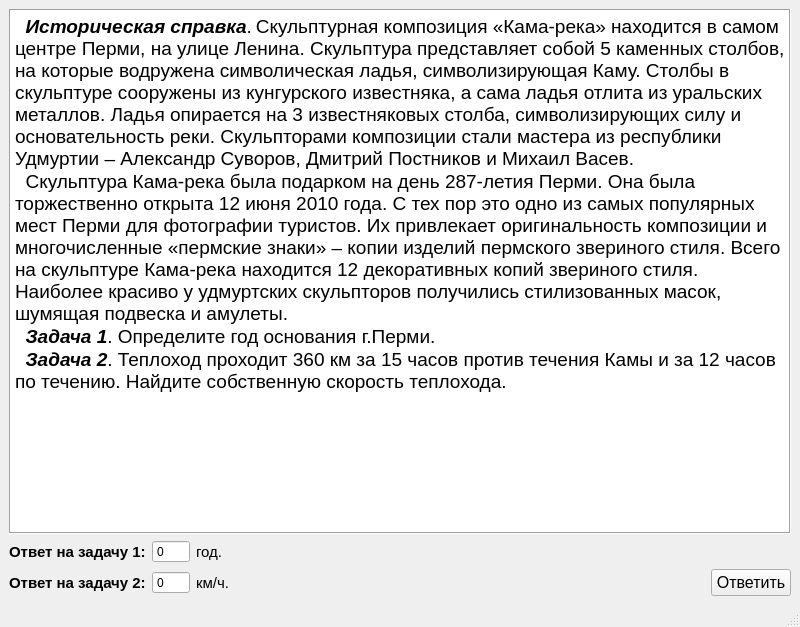
First picture: the form in FirstTaskWindow.ui, repository VladZuykin/quest, before the edit.
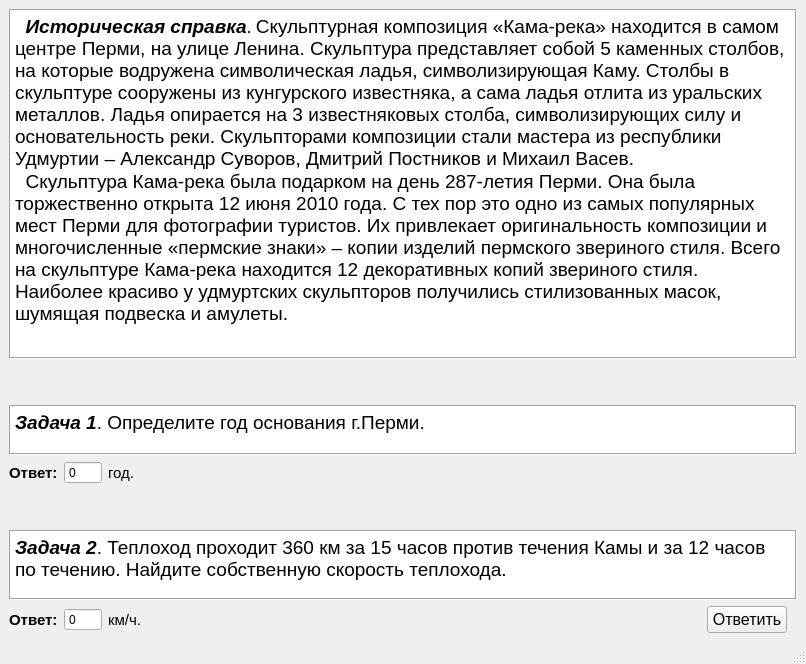
Second picture: the form after the edit.

```diff
--- a/FirstTaskWindow.ui
+++ b/FirstTaskWindow.ui
@@ -6,14 +6,16 @@
    <rect>
     <x>0</x>
     <y>0</y>
-    <width>800</width>
-    <height>627</height>
+    <width>806</width>
+    <height>664</height>
    </rect>
   </property>
   <property name="windowTitle">
    <string>Кама-река</string>
   </property>
   <widget class="QWidget" name="centralwidget">
+   <layout class="QVBoxLayout" name="verticalLayout_2">
+    <item>
    <layout class="QVBoxLayout" name="verticalLayout">
     <item>
      <widget class="QTextBrowser" name="textBrowser">
@@ -26,9 +28,49 @@
 p, li { white-space: pre-wrap; }
 &lt;/style&gt;&lt;/head&gt;&lt;body style=&quot; font-family:'MS Shell Dlg 2'; font-size:8.25pt; font-weight:400; font-style:normal;&quot;&gt;
 &lt;p style=&quot; margin-top:0px; margin-bottom:0px; margin-left:0px; margin-right:0px; -qt-block-indent:0; text-indent:0px; background-color:#ffffff;&quot;&gt;&lt;span style=&quot; font-size:14pt; font-weight:600; font-style:italic; color:#000000;&quot;&gt;  Историческая справка&lt;/span&gt;&lt;span style=&quot; font-size:14pt; color:#000000;&quot;&gt;.&lt;/span&gt;&lt;span style=&quot; font-family:'Arial','sans-serif'; font-size:10.5pt; color:#565656;&quot;&gt; &lt;/span&gt;&lt;span style=&quot; font-size:14pt; color:#000000;&quot;&gt;Скульптурная композиция «Кама-река» находится в самом центре Перми, на улице Ленина. Скульптура представляет собой 5 каменных столбов, на которые водружена символическая ладья, символизирующая Каму. Столбы в скульптуре сооружены из кунгурского известняка, а сама ладья отлита из уральских металлов. Ладья опирается на 3 известняковых столба, символизирующих силу и основательность реки. Скульпторами композиции стали мастера из республики Удмуртии – Александр Суворов, Дмитрий Постников и Михаил Васев.&lt;/span&gt;&lt;span style=&quot; font-size:8pt;&quot;&gt; &lt;/span&gt;&lt;/p&gt;
-&lt;p style=&quot; margin-top:0px; margin-bottom:0px; margin-left:0px; margin-right:0px; -qt-block-indent:0; text-indent:0px; background-color:#ffffff;&quot;&gt;&lt;span style=&quot; font-size:14pt; color:#000000;&quot;&gt;  Скульптура Кама-река была подарком на день 287-летия Перми. Она была торжественно открыта 12 июня 2010 года. С тех пор это одно из самых популярных мест Перми для фотографии туристов. Их привлекает оригинальность композиции и многочисленные «пермские знаки» – копии изделий пермского звериного стиля. Всего на скульптуре Кама-река находится 12 декоративных копий звериного стиля. Наиболее красиво у удмуртских скульпторов получились стилизованных масок, шумящая подвеска и амулеты.&lt;/span&gt;&lt;span style=&quot; font-size:8pt;&quot;&gt; &lt;/span&gt;&lt;/p&gt;
-&lt;p style=&quot; margin-top:0px; margin-bottom:0px; margin-left:0px; margin-right:0px; -qt-block-indent:0; text-indent:0px; background-color:#ffffff;&quot;&gt;&lt;span style=&quot; font-size:14pt; font-weight:600; font-style:italic; color:#000000;&quot;&gt;  Задача 1&lt;/span&gt;&lt;span style=&quot; font-size:14pt; color:#000000;&quot;&gt;. Определите год основания г.Перми. &lt;/span&gt;&lt;/p&gt;
-&lt;p style=&quot; margin-top:0px; margin-bottom:0px; margin-left:0px; margin-right:0px; -qt-block-indent:0; text-indent:0px; background-color:#ffffff;&quot;&gt;&lt;span style=&quot; font-size:14pt; font-weight:600; font-style:italic; color:#000000;&quot;&gt;  Задача 2&lt;/span&gt;&lt;span style=&quot; font-size:14pt; color:#000000;&quot;&gt;. Теплоход проходит 360 км за 15 часов против течения Камы и за 12 часов по течению. Найдите собственную скорость теплохода.&lt;/span&gt;&lt;span style=&quot; font-size:8pt;&quot;&gt; &lt;/span&gt;&lt;/p&gt;&lt;/body&gt;&lt;/html&gt;</string>
+&lt;p style=&quot; margin-top:0px; margin-bottom:0px; margin-left:0px; margin-right:0px; -qt-block-indent:0; text-indent:0px; background-color:#ffffff;&quot;&gt;&lt;span style=&quot; font-size:14pt; color:#000000;&quot;&gt;  Скульптура Кама-река была подарком на день 287-летия Перми. Она была торжественно открыта 12 июня 2010 года. С тех пор это одно из самых популярных мест Перми для фотографии туристов. Их привлекает оригинальность композиции и многочисленные «пермские знаки» – копии изделий пермского звериного стиля. Всего на скульптуре Кама-река находится 12 декоративных копий звериного стиля. Наиболее красиво у удмуртских скульпторов получились стилизованных масок, шумящая подвеска и амулеты.&lt;/span&gt;&lt;span style=&quot; font-size:8pt;&quot;&gt; &lt;/span&gt;&lt;/p&gt;&lt;/body&gt;&lt;/html&gt;</string>
+        </property>
+       </widget>
+      </item>
+      <item>
+       <spacer name="verticalSpacer_4">
+        <property name="orientation">
+         <enum>Qt::Vertical</enum>
+        </property>
+        <property name="sizeType">
+         <enum>QSizePolicy::Fixed</enum>
+        </property>
+        <property name="sizeHint" stdset="0">
+         <size>
+          <width>20</width>
+          <height>40</height>
+         </size>
+        </property>
+       </spacer>
+      </item>
+      <item>
+       <widget class="QTextBrowser" name="textBrowser_2">
+        <property name="sizePolicy">
+         <sizepolicy hsizetype="Expanding" vsizetype="Fixed">
+          <horstretch>0</horstretch>
+          <verstretch>0</verstretch>
+         </sizepolicy>
+        </property>
+        <property name="maximumSize">
+         <size>
+          <width>16777215</width>
+          <height>50</height>
+         </size>
+        </property>
+        <property name="frameShape">
+         <enum>QFrame::Box</enum>
+        </property>
+        <property name="html">
+         <string>&lt;!DOCTYPE HTML PUBLIC &quot;-//W3C//DTD HTML 4.0//EN&quot; &quot;http://www.w3.org/TR/REC-html40/strict.dtd&quot;&gt;
+&lt;html&gt;&lt;head&gt;&lt;meta name=&quot;qrichtext&quot; content=&quot;1&quot; /&gt;&lt;style type=&quot;text/css&quot;&gt;
+p, li { white-space: pre-wrap; }
+&lt;/style&gt;&lt;/head&gt;&lt;body style=&quot; font-family:'MS Shell Dlg 2'; font-size:8.25pt; font-weight:400; font-style:normal;&quot;&gt;
+&lt;p style=&quot; margin-top:0px; margin-bottom:0px; margin-left:0px; margin-right:0px; -qt-block-indent:0; text-indent:0px;&quot;&gt;&lt;span style=&quot; font-size:14pt; font-weight:600; font-style:italic; color:#000000;&quot;&gt;Задача 1&lt;/span&gt;&lt;span style=&quot; font-size:14pt; color:#000000;&quot;&gt;. Определите год основания г.Перми. &lt;/span&gt;&lt;/p&gt;&lt;/body&gt;&lt;/html&gt;</string>
       </property>
      </widget>
     </item>
@@ -44,7 +86,7 @@
          </font>
         </property>
         <property name="text">
-         <string>Ответ на задачу 1:</string>
+           <string>Ответ:</string>
         </property>
        </widget>
       </item>
@@ -99,6 +141,42 @@
       </item>
      </layout>
     </item>
+      <item>
+       <spacer name="verticalSpacer_2">
+        <property name="orientation">
+         <enum>Qt::Vertical</enum>
+        </property>
+        <property name="sizeType">
+         <enum>QSizePolicy::Fixed</enum>
+        </property>
+        <property name="sizeHint" stdset="0">
+         <size>
+          <width>20</width>
+          <height>40</height>
+         </size>
+        </property>
+       </spacer>
+      </item>
+      <item>
+       <widget class="QTextBrowser" name="textBrowser_3">
+        <property name="maximumSize">
+         <size>
+          <width>16777215</width>
+          <height>70</height>
+         </size>
+        </property>
+        <property name="frameShape">
+         <enum>QFrame::Box</enum>
+        </property>
+        <property name="html">
+         <string>&lt;!DOCTYPE HTML PUBLIC &quot;-//W3C//DTD HTML 4.0//EN&quot; &quot;http://www.w3.org/TR/REC-html40/strict.dtd&quot;&gt;
+&lt;html&gt;&lt;head&gt;&lt;meta name=&quot;qrichtext&quot; content=&quot;1&quot; /&gt;&lt;style type=&quot;text/css&quot;&gt;
+p, li { white-space: pre-wrap; }
+&lt;/style&gt;&lt;/head&gt;&lt;body style=&quot; font-family:'MS Shell Dlg 2'; font-size:8.25pt; font-weight:400; font-style:normal;&quot;&gt;
+&lt;p style=&quot; margin-top:0px; margin-bottom:0px; margin-left:0px; margin-right:0px; -qt-block-indent:0; text-indent:0px;&quot;&gt;&lt;span style=&quot; font-size:14pt; font-weight:600; font-style:italic; color:#000000;&quot;&gt;Задача 2&lt;/span&gt;&lt;span style=&quot; font-size:14pt; color:#000000;&quot;&gt;. Теплоход проходит 360 км за 15 часов против течения Камы и за 12 часов по течению. Найдите собственную скорость теплохода.&lt;/span&gt;&lt;span style=&quot; font-size:8pt;&quot;&gt; &lt;/span&gt;&lt;/p&gt;&lt;/body&gt;&lt;/html&gt;</string>
+        </property>
+       </widget>
+      </item>
     <item>
      <layout class="QHBoxLayout" name="horizontalLayout_2">
       <item>
@@ -111,7 +189,7 @@
          </font>
         </property>
         <property name="text">
-         <string>Ответ на задачу 2:</string>
+           <string>Ответ:</string>
         </property>
        </widget>
       </item>
@@ -176,6 +254,24 @@
         </property>
        </widget>
       </item>
+        <item>
+         <spacer name="horizontalSpacer_3">
+          <property name="orientation">
+           <enum>Qt::Horizontal</enum>
+          </property>
+          <property name="sizeType">
+           <enum>QSizePolicy::Fixed</enum>
+          </property>
+          <property name="sizeHint" stdset="0">
+           <size>
+            <width>10</width>
+            <height>20</height>
+           </size>
+          </property>
+         </spacer>
+        </item>
+       </layout>
+      </item>
      </layout>
     </item>
    </layout>
```
Left out of the diff: 4 changed lines with no effect on the pictures. Lines whose indentation alone changed are shown as unchanged.
